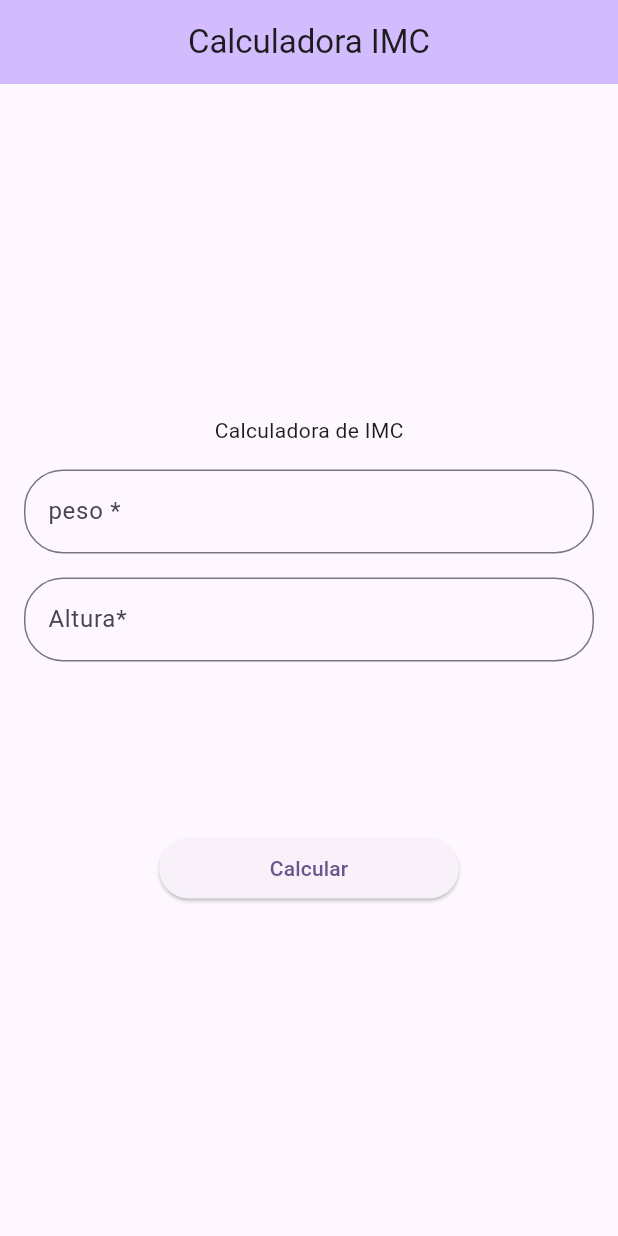
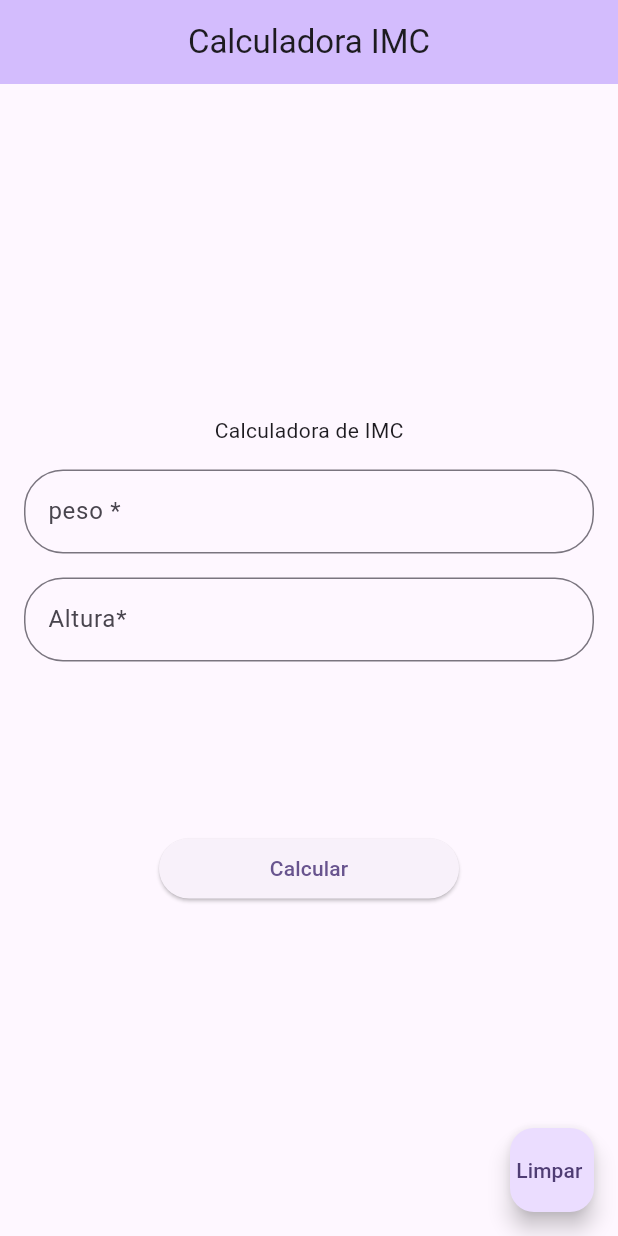
Before and after one commit to fabioychinen/IMC, a Flutter app: the screen it shows after launch, on a phone screen of 412 x 824 dp. Run offline on Flutter 3.47's test engine with Material 2 defaults, Android fonts, the phone set to English and light mode, and no system bars.

Commit message:
second commit

```diff
--- a/lib/main.dart
+++ b/lib/main.dart
@@ -109,6 +109,15 @@ class _MyHomePageState extends State<MyHomePage> {
           ),
         ),
       ),
+      floatingActionButton: FloatingActionButton(
+        onPressed: () {
+          setState(() {
+            resultadoImc = '';
+          });
+        },
+        tooltip: 'Increment',
+        child: Text('Limpar '),
+      ),
     );
   }
 }
```
